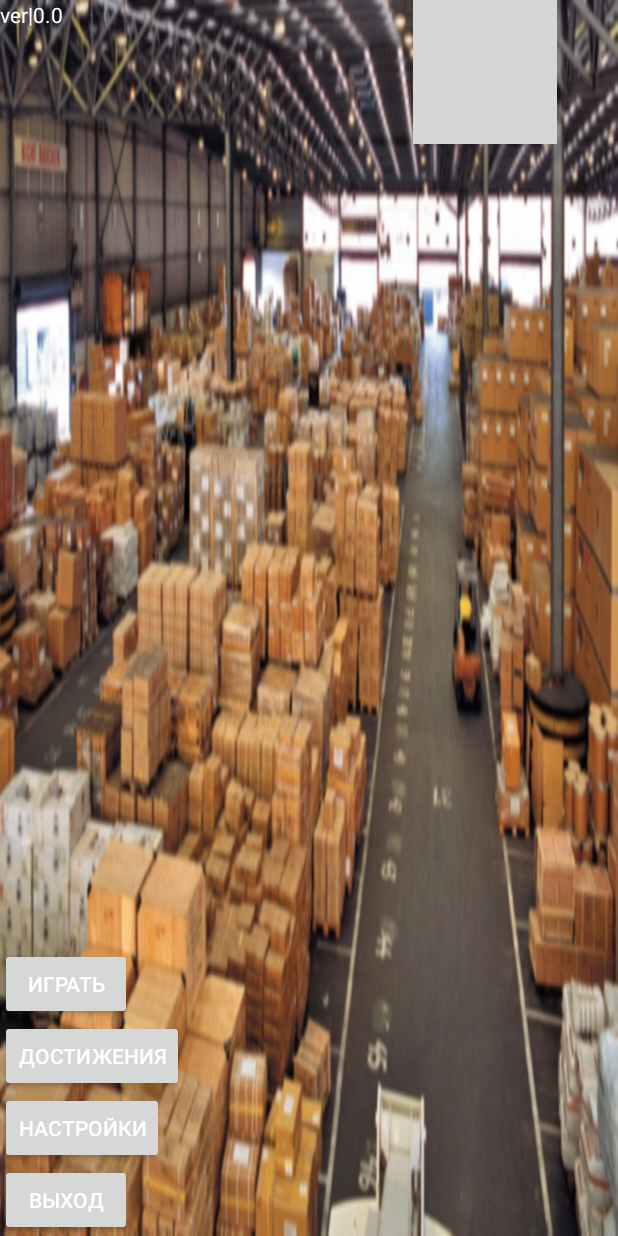
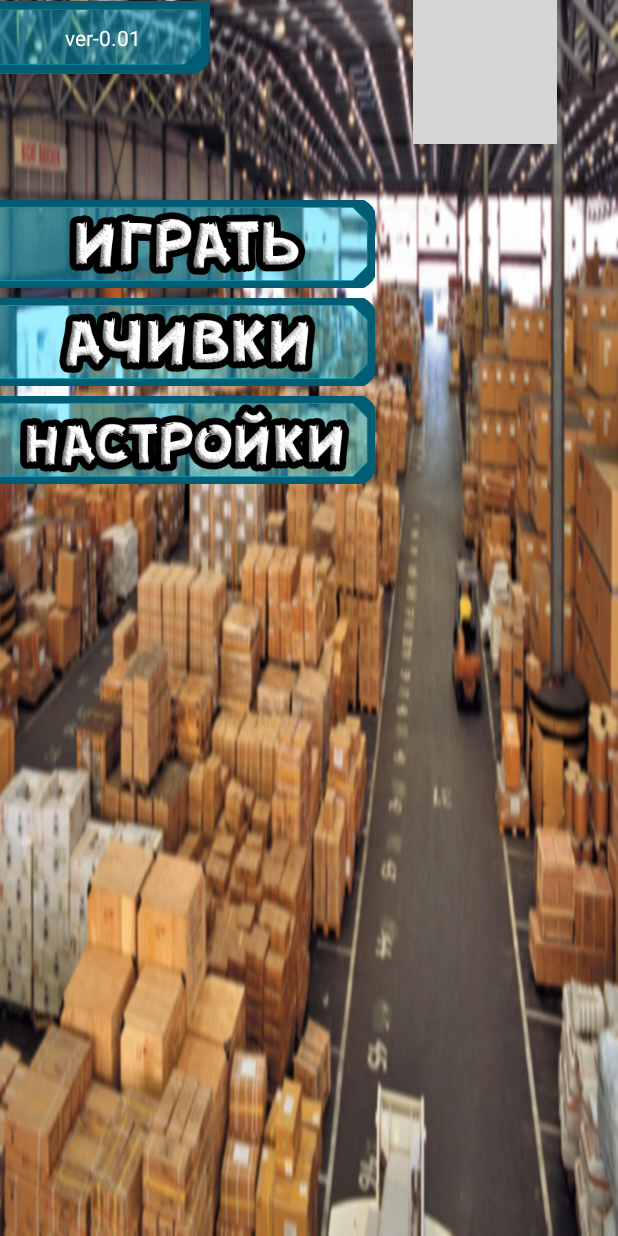
Before and after one commit to TheTOXIN/ABOUT_BOXES, an Android app: the layout main_menu_layout.xml on its own in the app's theme, with its tools: preview values and no code run, on a phone screen of 412 x 824 dp. Run offline under Robolectric (Android 15) with nearby library versions, the light colour scheme and no system bars; grey boxes are pictures that could not be loaded.

Commit message:
+Интерфейс главного меню +Новая иконка +Куча багов

```diff
--- a/app/src/main/res/layout/main_menu_layout.xml
+++ b/app/src/main/res/layout/main_menu_layout.xml
@@ -9,46 +9,56 @@
     tools:context="baklashka.about_boxes.MainActivity">
 
     <ImageView
+        android:id="@+id/ver_window"
+        android:layout_width="140dp"
+        android:layout_height="50dp"
+        app:srcCompat="@drawable/version" />
+
+    <TextView
+        android:id="@+id/version"
         android:layout_width="wrap_content"
         android:layout_height="wrap_content"
-        android:src="@drawable/logo"
+        android:text="@string/gameVersion"
+        android:layout_alignParentLeft="true"
+        android:layout_alignParentTop="true"
+        android:layout_marginLeft="43dp"
+        android:layout_marginTop="15dp" />
+
+
+    <ImageView
         android:id="@+id/logo"
-        android:layout_marginLeft="275dp"
-        android:layout_marginStart="275dp" />
-
-    <TextView
         android:layout_width="wrap_content"
         android:layout_height="wrap_content"
-        android:layout_alignParentLeft="true"
-        android:layout_alignParentTop="true"
-        android:text="@string/gameVersion"
-        android:id="@+id/textView" />
+        android:layout_marginLeft="275dp"
+        android:layout_marginStart="275dp"
+        android:src="@drawable/logo" />
 
     <LinearLayout
-        android:layout_width="wrap_content"
-        android:layout_height="wrap_content"
-        android:layout_alignParentBottom="true"
-        android:orientation="vertical">
+        android:layout_width="match_parent"
+        android:layout_height="match_parent"
+        android:layout_alignParentLeft="true"
+        android:layout_alignParentStart="true"
+        android:layout_marginTop="130dp"
+        android:orientation="vertical"
+        android:weightSum="1">
 
-        <Button
-            android:layout_width="wrap_content"
-            android:layout_height="wrap_content"
-            android:text="@string/toPlay" />
+        <ImageView
+            android:id="@+id/play"
+            android:layout_width="250dp"
+            android:layout_height="65dp"
+            android:src="@drawable/play" />
 
-        <Button
-            android:layout_width="wrap_content"
-            android:layout_height="wrap_content"
-            android:text="@string/toAchivments" />
+        <ImageView
+            android:id="@+id/achivments"
+            android:layout_width="250dp"
+            android:layout_height="65dp"
+            android:src="@drawable/achivments" />
 
-        <Button
-            android:layout_width="wrap_content"
-            android:layout_height="wrap_content"
-            android:text="@string/toSittings" />
-
-        <Button
-            android:layout_width="wrap_content"
-            android:layout_height="wrap_content"
-            android:text="@string/toExit" />
+        <ImageView
+            android:id="@+id/settings"
+            android:layout_width="250dp"
+            android:layout_height="65dp"
+            android:src="@drawable/settings" />
 
     </LinearLayout>
 
--- a/app/src/main/res/values/strings.xml
+++ b/app/src/main/res/values/strings.xml
@@ -1,6 +1,6 @@
 <resources>
     <string name="app_name">ABOUT_BOXES</string>
-    <string name="gameVersion">ver|0.0</string>
+    <string name="gameVersion">ver-0.01</string>
     <string name="toPlay">Играть</string>
     <string name="toAchivments">Достижения</string>
     <string name="toSittings">Настройки</string>
```
Also changed, not shown: app/src/main/java/baklashka/about_boxes/MainActivity.java (+0 -8 lines), app/src/main/ic_launcher-web.png, app/src/main/res/drawable/version.png, app/src/main/res/mipmap-hdpi/ic_launcher.png, app/src/main/res/mipmap-mdpi/ic_launcher.png, app/src/main/res/mipmap-xhdpi/ic_launcher.png, app/src/main/res/mipmap-xxhdpi/ic_launcher.png, app/src/main/res/mipmap-xxxhdpi/ic_launcher.png.
